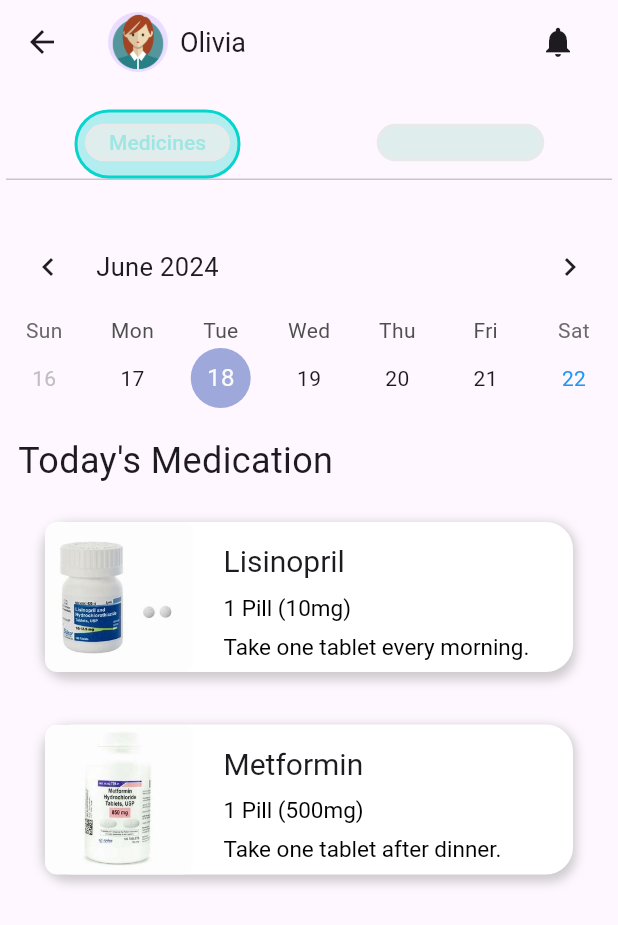
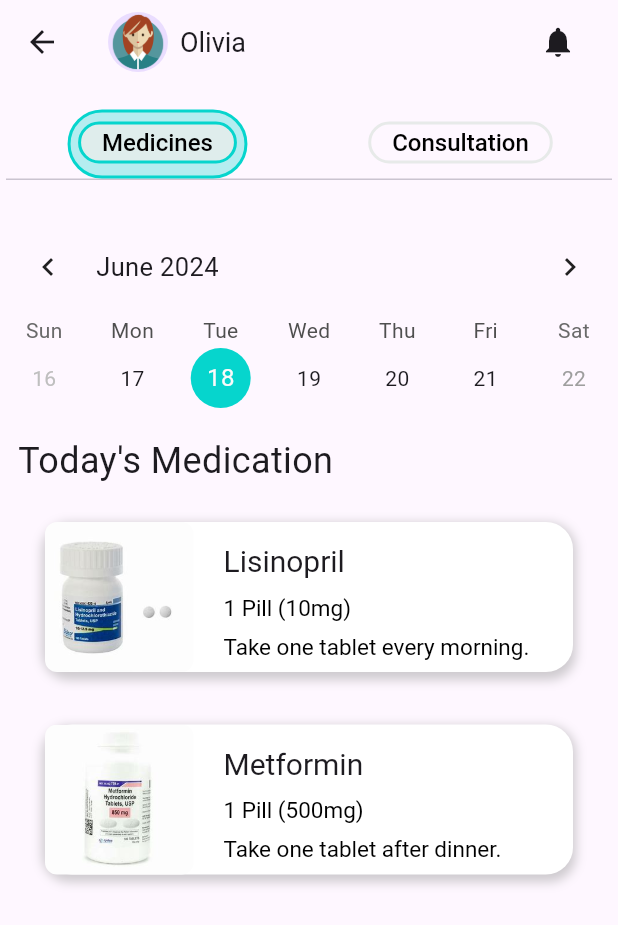
Before and after one commit to namiswanswan/mts-medicinetrackingsystem-, a Flutter app: the Home screen opened directly, on a phone screen of 412 x 824 dp. Shown: the top 925 px of the screen. Run offline on Flutter 3.47's test engine with Material 3 defaults, Android fonts, the phone set to English and light mode, and no system bars; drawn by our look-alikes of table_calendar; our stand-ins replace firebase_auth, firebase_core, google_sign_in, smooth_page_indicator; accounts and stored records are empty; Roboto replaces fonts that are missing (Poppins).

```diff
--- a/lib/home.dart
+++ b/lib/home.dart
@@ -60,13 +60,21 @@
                                     indicatorPadding: EdgeInsets.all(1), // Ensure the indicator covers the entire tab
                                     indicator: ShapeDecoration(
                                         shape: RoundedRectangleBorder(
-                                            borderRadius: BorderRadius.circular(1000), // Creates border radius for the indicator
+                                            borderRadius: BorderRadius.circular(100), // Creates border radius for the indicator
                                             side: BorderSide(color: Color(0xFF06d5cd), width: 2), // Border color and width when selected
                                         ),
                                         color: Color(0x4c06d5cd), // Fill color when selected
                                     ),
-                                    labelColor: Color(0xFF4c06d5cd), // Color of the label when selected
-                                    unselectedLabelColor: Color(0xffdfedec), // Color of the label when not selected
+                                    labelColor: Colors.black, // Color of the label when selected
+                                    unselectedLabelColor: Colors.black, // Color of the label when not selected
+                                    labelStyle: TextStyle(
+                                        fontFamily: 'Poppins',
+                                        fontSize: 16, // Ensure consistent font size when selected
+                                    ),
+                                    unselectedLabelStyle: TextStyle(
+                                        fontFamily: 'Poppins',
+                                        fontSize: 16, // Ensure consistent font size when not selected
+                                    ),
                                     tabs: [
                                         Tab(
                                             child: Container(
@@ -74,14 +82,16 @@
                                                 padding: EdgeInsets.symmetric(horizontal: 14, vertical: 0.5), // Padding inside the tab
                                                 decoration: BoxDecoration(
                                                     borderRadius: BorderRadius.circular(1000), // Rounded corners
-                                                    color: Color(0xffdfedec), // Background color when not selected
-                                                    border: Border.all(color: Color(0xffe7eae9), width: 2), // Border color when not selected
+                                                    color: tabController!.index == 0 ? Color(0xffdfedec) : Colors.transparent, // Background color when selected and unselected
+                                                    border: Border.all(color: tabController!.index == 0 ? Color(0xFF06d5cd) : Color(0xffe7eae9), width: 2), // Border color based on selection
                                                 ),
                                                 child: Text(
                                                     'Medicines',
                                                     style: TextStyle(
                                                         fontFamily: 'Poppins',
                                                         letterSpacing: 0,
+                                                        fontSize: 16,
+                                                        color: Colors.black, // Text color remains black
                                                     ),
                                                 ),
                                             ),
@@ -92,14 +102,16 @@
                                                 padding: EdgeInsets.symmetric(horizontal: 14, vertical: 0.5), // Padding inside the tab
                                                 decoration: BoxDecoration(
                                                     borderRadius: BorderRadius.circular(1000), // Rounded corners
-                                                    color: Color(0xffdfedec), // Background color when not selected
-                                                    border: Border.all(color: Color(0xffe7eae9), width: 2), // Border color when not selected
+                                                    color: tabController!.index == 1 ? Color(0xffdfedec) : Colors.transparent, // Background color when selected and unselected
+                                                    border: Border.all(color: tabController!.index == 1 ? Color(0xFF06d5cd) : Color(0xffe7eae9), width: 2), // Border color based on selection
                                                 ),
                                                 child: Text(
                                                     'Consultation',
                                                     style: TextStyle(
                                                         fontFamily: 'Poppins',
                                                         letterSpacing: 0,
+                                                        fontSize: 16,
+                                                        color: Colors.black, // Text color remains black
                                                     ),
                                                 ),
                                             ),
@@ -128,7 +140,11 @@
                                                     setState(() {});
                                                 },
                                                 calendarStyle: CalendarStyle(
-                                                    weekendTextStyle: TextStyle(color: Colors.blue),
+                                                    weekendTextStyle: TextStyle(color: Colors.grey),
+                                                    todayDecoration: BoxDecoration(
+                                                        color: Color(0xFF06D5CD), // Today's date color
+                                                        shape: BoxShape.circle,
+                                                    ),
                                                 ),
                                                 headerStyle: HeaderStyle(
                                                     formatButtonVisible: false, // Remove month button
```
Also changed, not shown: lib/firebase_options.dart, lib/login.dart (line endings or trailing spaces), lib/main.dart (line endings or trailing spaces).
